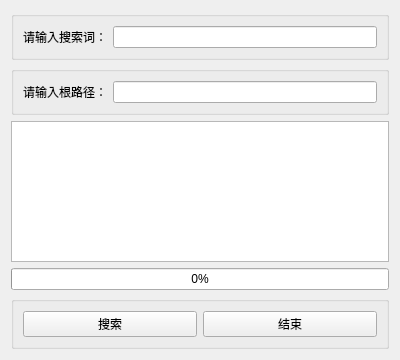
Above: src/FileSearch.ui from FengEternity/FileTag before the change. Below: the same form after it.
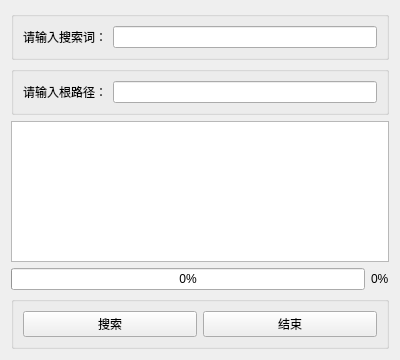
That is the form after the change.

Commit message: 实现进度条百分比可视化

```diff
--- a/src/FileSearch.ui
+++ b/src/FileSearch.ui
@@ -56,6 +56,8 @@
     <widget class="QListWidget" name="resultListWidget"/>
    </item>
    <item>
+    <layout class="QHBoxLayout" name="progressLayout">
+     <item>
     <widget class="QProgressBar" name="progressBar">
      <property name="minimum">
       <number>0</number>
@@ -67,6 +69,15 @@
       <number>0</number>
      </property>
     </widget>
+     </item>
+     <item>
+      <widget class="QLabel" name="progressLabel">
+       <property name="text">
+        <string>0%</string>
+       </property>
+      </widget>
+     </item>
+    </layout>
    </item>
    <item>
     <widget class="QGroupBox" name="groupBox_3">
```
Lines whose indentation alone changed are shown as unchanged. The commit also changes 2 other files.
